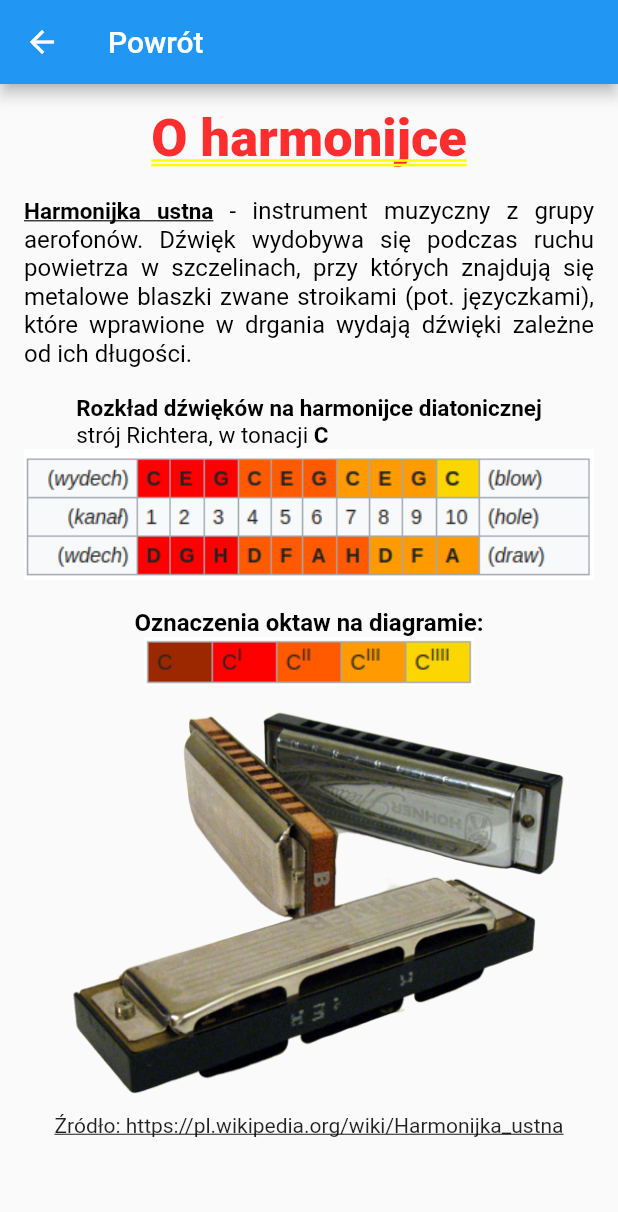
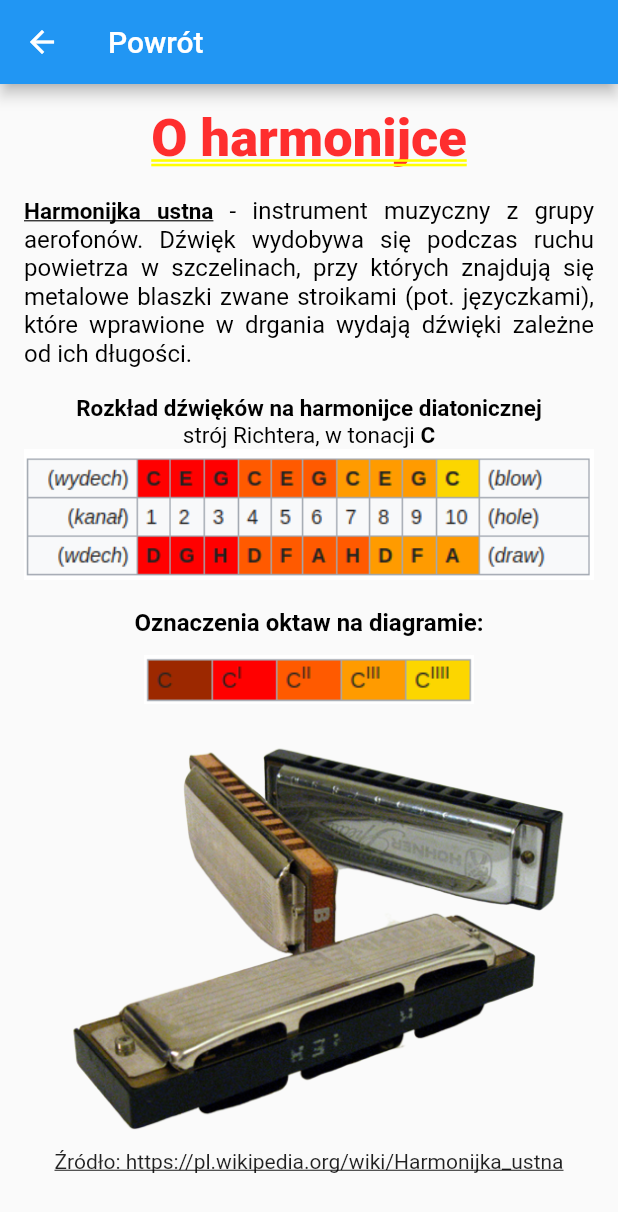
Before and after one commit to RobertKrzywina/Harmonica, a Flutter app: the screen it shows after launch, after a tap on "O harmonijce", on a phone screen of 412 x 824 dp. Shown: the top 1212 px of the screen. Run offline on Flutter 3.47's test engine with Material 2 defaults, Android fonts, the phone set to English and light mode, and no system bars.

Commit message:
Put elements into Expanded for better responsive

```diff
--- a/lib/aboutHarmonica.dart
+++ b/lib/aboutHarmonica.dart
@@ -23,10 +23,15 @@ class AboutHarmonica extends StatelessWidget {
                 style: DefaultTextStyle.of(context).style,
                 children: [
                   TextSpan(
-                      text: ABOUT_HARMONICA, style: TextStyle(fontSize: 35)),
+                    text: ABOUT_HARMONICA,
+                    style: TextStyle(fontSize: 35),
+                  ),
                 ],
               ),
             ),
+            Expanded(
+              child: ListView(
+                children: <Widget>[
                   RichText(
                     textAlign: TextAlign.justify,
                     text: TextSpan(children: [
@@ -46,7 +51,9 @@ class AboutHarmonica extends StatelessWidget {
                     ]),
                   ),
                   RichText(
-              text: TextSpan(children: [
+                    textAlign: TextAlign.center,
+                    text: TextSpan(
+                      children: [
                         TextSpan(
                           text: '\n' + SOUND_DISTRIBUTION,
                           style: TextStyle(
@@ -70,7 +77,8 @@ class AboutHarmonica extends StatelessWidget {
                             fontWeight: FontWeight.bold,
                           ),
                         ),
-              ]),
+                      ],
+                    ),
                   ),
                   Image.asset('assets/images/soundDistribution.png'),
                   Text(
@@ -79,6 +87,7 @@ class AboutHarmonica extends StatelessWidget {
                         fontSize: 16,
                         color: Colors.black,
                         fontWeight: FontWeight.bold),
+                    textAlign: TextAlign.center,
                   ),
                   Image.asset('assets/images/octave.png'),
                   Image.asset('assets/images/harmonicas.png'),
@@ -86,6 +95,7 @@ class AboutHarmonica extends StatelessWidget {
                     child: Text(
                       SOURCE + MOUTH_HARMONICA_LINK,
                       style: TextStyle(decoration: TextDecoration.underline),
+                      textAlign: TextAlign.center,
                     ),
                     onTap: () async {
                       if (await canLaunch(MOUTH_HARMONICA_LINK)) {
@@ -96,6 +106,9 @@ class AboutHarmonica extends StatelessWidget {
                 ],
               ),
             ),
+          ],
+        ),
+      ),
     );
   }
 }
--- a/lib/main.dart
+++ b/lib/main.dart
@@ -33,15 +33,23 @@ class HomeScreen extends StatelessWidget {
                 text: TextSpan(
                   style: DefaultTextStyle.of(context).style,
                   children: [
-                    TextSpan(text: HOME + '\n', style: TextStyle(fontSize: 35)),
+                    TextSpan(
+                      text: HOME + '\n',
+                      style: TextStyle(fontSize: 35),
+                    ),
                   ],
                 ),
               ),
+              Expanded(
+                child: ListView(
+                  children: <Widget>[
                     RaisedButton(
                       child: Text(ABOUT_HARMONICA),
                       onPressed: () {
-                  Navigator.push(context,
-                      MaterialPageRoute(builder: (context) => AboutHarmonica()));
+                        Navigator.push(
+                            context,
+                            MaterialPageRoute(
+                                builder: (context) => AboutHarmonica()));
                       },
                     ),
                     RaisedButton(
@@ -54,6 +62,9 @@ class HomeScreen extends StatelessWidget {
                   ],
                 ),
               )
+            ],
+          ),
+        ),
       ),
     );
   }
```
Also changed, not shown: lib/song.dart (+14 -4 lines), lib/songs.dart (+10 -1 lines). Lines whose indentation alone changed are shown as unchanged.
